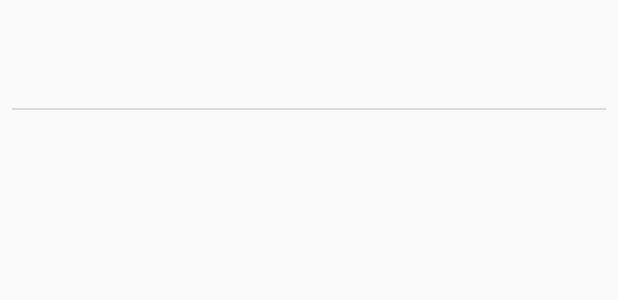
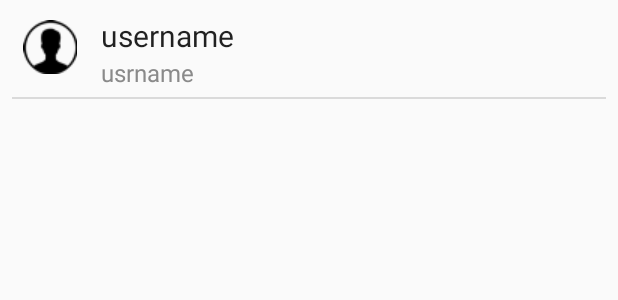
Before and after one commit to AL35/one-message, an Android app: the layout list_item_user.xml on its own in the app's theme, with its tools: preview values and no code run, on a phone screen of 412 x 824 dp. Shown: the top 300 px of the screen. Run offline under Robolectric (Android 15) with nearby library versions, the light colour scheme and no system bars; network calls fail.

Commit message:
fix user icon issue

```diff
--- a/app/src/main/res/layout/list_item_user.xml
+++ b/app/src/main/res/layout/list_item_user.xml
@@ -1,42 +1,51 @@
 <?xml version="1.0" encoding="utf-8"?>
-<!--
- Copyright (C) 2016 The Android Open Source Project
-
- Licensed under the Apache License, Version 2.0 (the "License");
- you may not use this file except in compliance with the License.
- You may obtain a copy of the License at
-
-      http://www.apache.org/licenses/LICENSE-2.0
-
- Unless required by applicable law or agreed to in writing, software
- distributed under the License is distributed on an "AS IS" BASIS,
- WITHOUT WARRANTIES OR CONDITIONS OF ANY KIND, either express or implied.
- See the License for the specific language governing permissions and
- limitations under the License.
--->
 <LinearLayout xmlns:android="http://schemas.android.com/apk/res/android"
   android:layout_width="match_parent"
   android:layout_height="wrap_content"
   android:orientation="vertical">
 
   <!--This TextView holds the weather data for one particular day in the forecast-->
+  <LinearLayout
+      android:layout_width="wrap_content"
+      android:layout_height="wrap_content"
+      android:orientation="horizontal">
+
+    <ImageView
+        android:layout_width="wrap_content"
+        android:layout_height="wrap_content"
+        android:src="@drawable/om_user"
+        android:layout_marginLeft="15dp"
+        android:layout_marginTop="13dp"/>
+  <LinearLayout
+    android:layout_width="wrap_content"
+    android:layout_height="wrap_content"
+    android:orientation="vertical"
+      android:layout_marginTop="10dp"
+      android:layout_marginBottom="@dimen/pad_5dp">
+
       <TextView
           android:id="@+id/item_list_fistlastname"
           style="@style/TextAppearance.AppCompat.Large"
           android:layout_width="wrap_content"
           android:layout_height="wrap_content"
-    android:text=""
-    android:paddingTop="@dimen/pad_15dp"
-    android:paddingLeft="16dp"/>
+          android:paddingLeft="16dp"
 
+          android:text="username"
+          android:textSize="20dp" />
 
       <TextView
           android:id="@+id/item_list_username"
           android:layout_width="wrap_content"
           android:layout_height="wrap_content"
-    android:textSize="@dimen/pad_20dp"
+          android:text="usrname"
+          android:textSize="16dp"
           android:paddingLeft="16dp"
           android:textColor="@color/colorGreyLight" />
+  </LinearLayout>
+ </LinearLayout>
+
+
+
 
 
 
```
Also changed, not shown: app/src/main/res/drawable-v21/om_user.png (added). Lines whose indentation alone changed are shown as unchanged.
